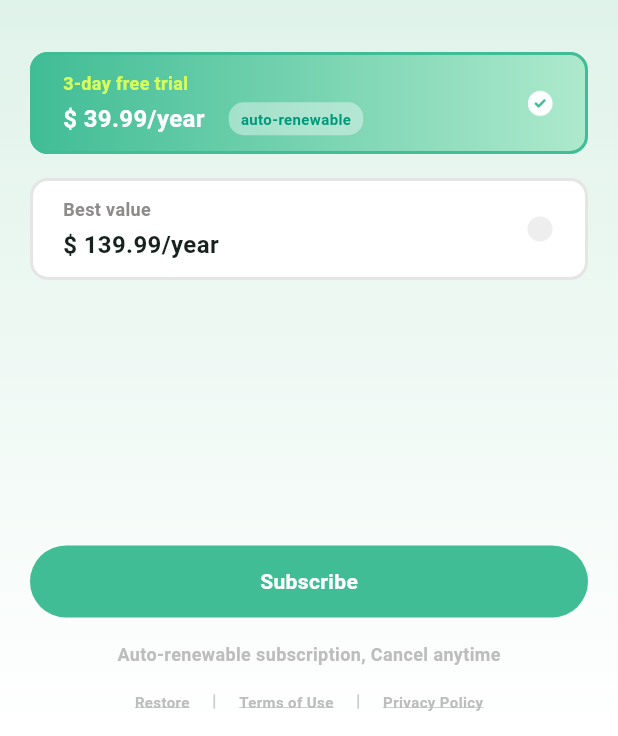
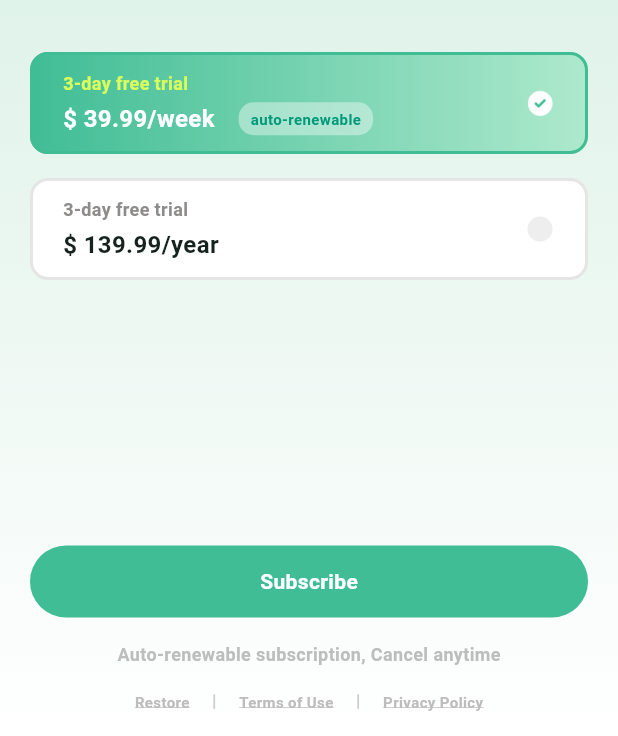
Before and after one commit to Gio7/SYKJ_plant, a Flutter app: the ShopPage screen opened directly, on a phone screen of 412 x 824 dp, the part 500-1236 px from its top. Run offline on Flutter 3.47's test engine with Material 3 defaults, Android fonts, the phone set to English and light mode, and no system bars; our stand-ins replace cached_network_image, camera, dio, dotted_decoration, easy_refresh, firebase_analytics and 9 more; missing offline and left inert: advertising_id, amazon_cognito_identity_dart_2, app_settings, crop_your_image, curl_logger_dio_interceptor, encrypt; accounts and stored records are empty; statements that could not run were skipped.

```diff
--- a/lib/language/language_en_us.dart
+++ b/lib/language/language_en_us.dart
@@ -132,6 +132,7 @@ class LanguageEnUs {
       'submit': 'Submit',
       'keyFacts': 'Key Facts',
       'placeThePlantInTheCenter': 'Place the plant in the center',
+      'copySuccess': 'Copy Success',
     };
   }
 }
--- a/lib/pages/shop/shop_controller.dart
+++ b/lib/pages/shop/shop_controller.dart
@@ -2,10 +2,10 @@ import 'package:get/get.dart';
 import 'package:plant/common/global_data.dart';
 import 'package:url_launcher/url_launcher.dart';
 
-import 'shop_state.dart';
+import 'shop_repository.dart';
 
 class ShopController extends GetxController {
-  final ShopState state = ShopState();
+  final ShopRepository repository = ShopRepository();
 
   Future<void> skipUrl(bool isPrivacy) async{
     try {
@@ -22,7 +22,7 @@ class ShopController extends GetxController {
   }
 
   void selectProduct(dynamic product) {
-    state.currentProduct.value = product;
+    repository.currentProduct.value = product;
   }
 
   Future<void> restore() async{
--- a/lib/pages/shop/shop_state.dart
+++ b/lib/pages/shop/shop_repository.dart
@@ -1,18 +1,28 @@
 import 'package:get/get.dart';
 
-class ShopState {
+class ShopRepository {
+  /**
+   *
+    订阅商品ID
+    7.99 week
+    安卓：sub_vip_plan_weekly
+    苹果：ios_sub_vip_plan_weekly
+    39.99 year
+    安卓：sub_vip_plan_yearly
+    苹果：ios_sub_vip_plan_yearly
+   */
   List<dynamic>? productList;
   Rx<dynamic> currentProduct = Rx<dynamic>(null);
   RxBool isInRequest = true.obs;
 
-  ShopState() {
+  ShopRepository() {
     productList = [
       {
         'title': '3-day free trial',
-        'amount': '\$ 39.99/year',
+        'amount': '\$ 39.99/week',
       },
       {
-        'title': 'Best value',
+        'title': '3-day free trial',
         'amount': '\$ 139.99/year',
       },
     ];
--- a/lib/pages/shop/shop_view.dart
+++ b/lib/pages/shop/shop_view.dart
@@ -11,7 +11,7 @@ class ShopPage extends StatelessWidget {
   ShopPage({super.key});
 
   final controller = Get.put(ShopController());
-  final state = Get.find<ShopController>().state;
+  final repository = Get.find<ShopController>().repository;
 
   @override
   Widget build(BuildContext context) {
@@ -79,13 +79,13 @@ class ShopPage extends StatelessWidget {
                             ),
                           ),
                           const SizedBox(height: 32),
-                          state.isInRequest.value
+                          repository.isInRequest.value
                               ? const LoadingDialog()
                               : Column(
-                                  children: state.productList!
+                                  children: repository.productList!
                                       .map(
                                         (e) => buildShopItem(
-                                          isSelected: state.currentProduct == e,
+                                          isSelected: repository.currentProduct == e,
                                           title: e['title'],
                                           amount: e['amount'],
                                           onTap: () => controller.selectProduct(e),
```
Also changed, not shown: lib/pages/main_page.dart (+6 -1 lines), lib/pages/set_page.dart (+12 -4 lines).
